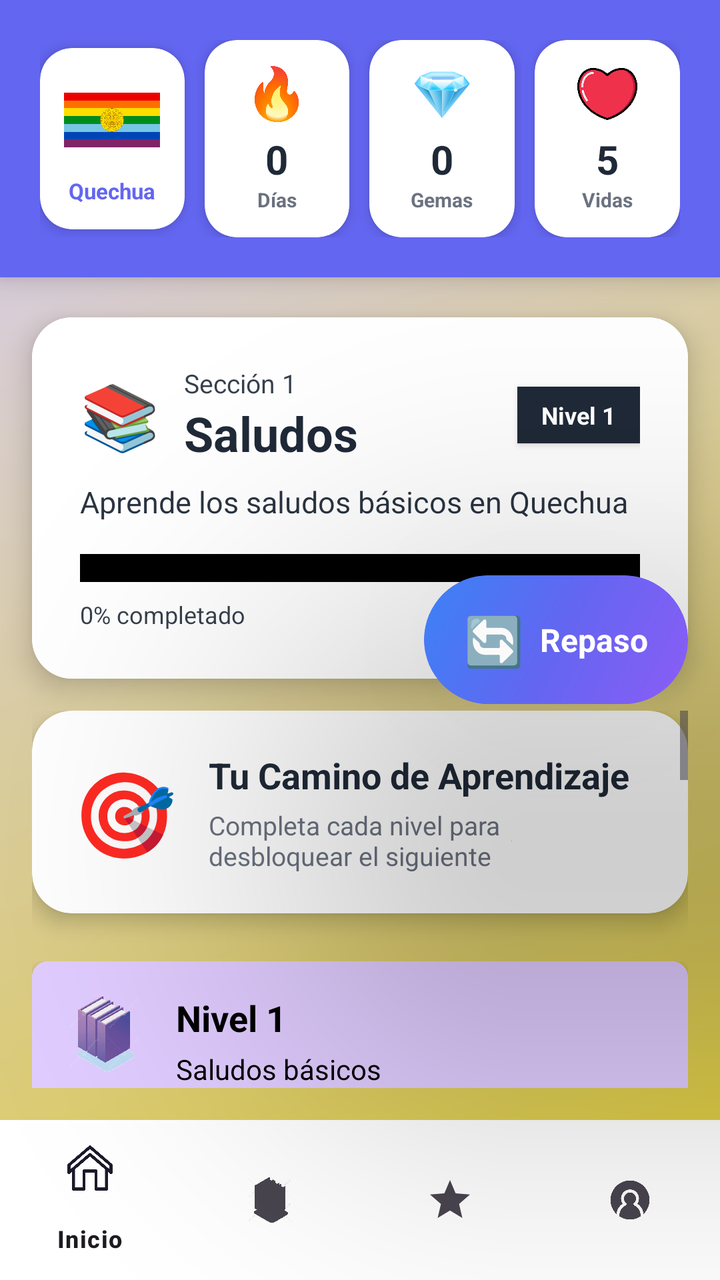
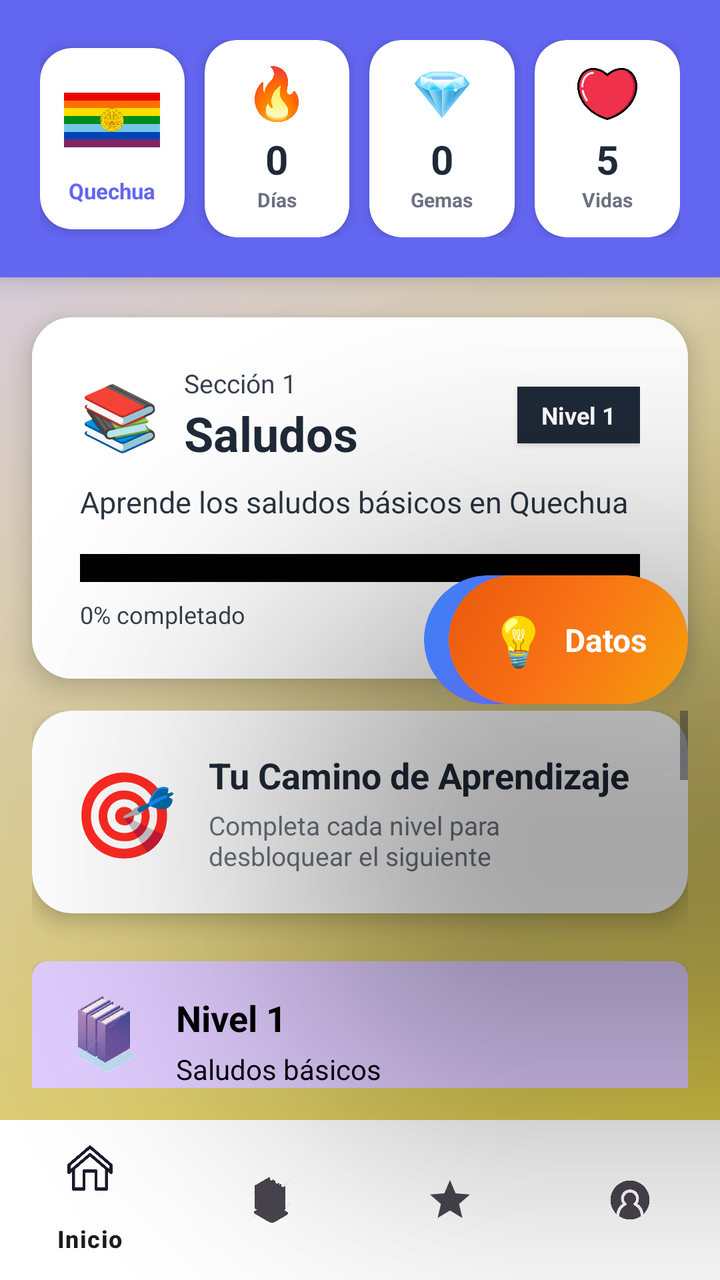

An Android layout rendered at two revisions. The XML below is the earlier revision; the diff shows what the commit changed to produce the second picture.
<!-- AndroidManifest.xml: application theme Theme.PAQU -->
<!-- res/layout/activity_home.xml -->
<?xml version="1.0" encoding="utf-8"?>
<RelativeLayout xmlns:android="http://schemas.android.com/apk/res/android"
    xmlns:app="http://schemas.android.com/apk/res-auto"
    android:layout_width="match_parent"
    android:layout_height="match_parent"
    android:background="@drawable/bg_gradient_main">

  
  <androidx.cardview.widget.CardView
      android:id="@+id/headerCard"
      android:layout_width="match_parent"
      android:layout_height="wrap_content"
      android:layout_alignParentTop="true"
      app:cardCornerRadius="0dp"
      app:cardElevation="8dp"
      app:cardBackgroundColor="#FFFFFF">

    <LinearLayout
        android:id="@+id/header"
        android:layout_width="match_parent"
        android:layout_height="wrap_content"
        android:background="#6366F1"
        android:orientation="horizontal"
        android:padding="20dp"
        android:gravity="center_vertical">

      
      <androidx.cardview.widget.CardView
          android:layout_width="0dp"
          android:layout_height="wrap_content"
          android:layout_weight="1"
          app:cardCornerRadius="16dp"
          app:cardElevation="4dp"
          app:cardBackgroundColor="#FFFFFF">

        <LinearLayout
            android:layout_width="match_parent"
            android:layout_height="wrap_content"
            android:gravity="center"
            android:orientation="vertical"
            android:padding="12dp">

          <ImageView
              android:layout_width="48dp"
              android:layout_height="48dp"
              android:src="@drawable/cuscoicon"
              android:contentDescription="Idioma Quechua" />

          <TextView
              android:layout_width="wrap_content"
              android:layout_height="wrap_content"
              android:text="Quechua"
              android:textColor="#6366F1"
              android:textSize="11sp"
              android:textStyle="bold"
              android:layout_marginTop="4dp" />
        </LinearLayout>
      </androidx.cardview.widget.CardView>

      
      <androidx.cardview.widget.CardView
          android:layout_width="0dp"
          android:layout_height="wrap_content"
          android:layout_weight="1"
          android:layout_marginStart="10dp"
          app:cardCornerRadius="16dp"
          app:cardElevation="4dp"
          app:cardBackgroundColor="#FFFFFF">

        <LinearLayout
            android:layout_width="match_parent"
            android:layout_height="wrap_content"
            android:gravity="center"
            android:orientation="vertical"
            android:padding="12dp">

          <ImageView
              android:layout_width="30dp"
              android:layout_height="30dp"
              android:src="@drawable/fuegoicono"
              android:contentDescription="Racha" />

          <TextView
              android:id="@+id/streakDays"
              android:layout_width="wrap_content"
              android:layout_height="wrap_content"
              android:text="0"
              android:textColor="#1F2937"
              android:textSize="20sp"
              android:textStyle="bold"
              android:layout_marginTop="4dp" />

          <TextView
              android:layout_width="wrap_content"
              android:layout_height="wrap_content"
              android:text="Días"
              android:textColor="#6B7280"
              android:textSize="10sp"
              android:textStyle="bold" />
        </LinearLayout>
      </androidx.cardview.widget.CardView>

      
      <androidx.cardview.widget.CardView
          android:layout_width="0dp"
          android:layout_height="wrap_content"
          android:layout_weight="1"
          android:layout_marginStart="10dp"
          app:cardCornerRadius="16dp"
          app:cardElevation="4dp"
          app:cardBackgroundColor="#FFFFFF">

        <LinearLayout
            android:layout_width="match_parent"
            android:layout_height="wrap_content"
            android:gravity="center"
            android:orientation="vertical"
            android:padding="12dp">

          <ImageView
              android:layout_width="30dp"
              android:layout_height="30dp"
              android:src="@drawable/diamanteicon"
              android:contentDescription="Diamantes" />

          <TextView
              android:id="@+id/diamondsCount"
              android:layout_width="wrap_content"
              android:layout_height="wrap_content"
              android:text="0"
              android:textColor="#1F2937"
              android:textSize="20sp"
              android:textStyle="bold"
              android:layout_marginTop="4dp" />

          <TextView
              android:layout_width="wrap_content"
              android:layout_height="wrap_content"
              android:text="Gemas"
              android:textColor="#6B7280"
              android:textSize="10sp"
              android:textStyle="bold" />
        </LinearLayout>
      </androidx.cardview.widget.CardView>

      
      <androidx.cardview.widget.CardView
          android:layout_width="0dp"
          android:layout_height="wrap_content"
          android:layout_weight="1"
          android:layout_marginStart="10dp"
          app:cardCornerRadius="16dp"
          app:cardElevation="4dp"
          app:cardBackgroundColor="#FFFFFF">

        <LinearLayout
            android:layout_width="match_parent"
            android:layout_height="wrap_content"
            android:gravity="center"
            android:orientation="vertical"
            android:padding="12dp">

          <ImageView
              android:layout_width="30dp"
              android:layout_height="30dp"
              android:src="@drawable/corazonicon"
              android:contentDescription="Vidas" />

          <TextView
              android:id="@+id/livesCount"
              android:layout_width="wrap_content"
              android:layout_height="wrap_content"
              android:text="5"
              android:textColor="#1F2937"
              android:textSize="20sp"
              android:textStyle="bold"
              android:layout_marginTop="4dp" />

          <TextView
              android:layout_width="wrap_content"
              android:layout_height="wrap_content"
              android:text="Vidas"
              android:textColor="#6B7280"
              android:textSize="10sp"
              android:textStyle="bold" />
        </LinearLayout>
      </androidx.cardview.widget.CardView>
    </LinearLayout>
  </androidx.cardview.widget.CardView>

  
  <androidx.cardview.widget.CardView
      android:id="@+id/stickySection"
      android:layout_width="match_parent"
      android:layout_height="wrap_content"
      android:layout_below="@id/headerCard"
      android:layout_marginStart="16dp"
      android:layout_marginEnd="16dp"
      android:layout_marginTop="20dp"
      android:layout_marginBottom="16dp"
      app:cardCornerRadius="20dp"
      app:cardElevation="8dp"
      app:cardBackgroundColor="#FFFFFF">

    <LinearLayout
        android:id="@+id/sectionContent"
        android:layout_width="match_parent"
        android:layout_height="wrap_content"
        android:background="#FFFFFF"
        android:orientation="vertical"
        android:padding="24dp">

      <LinearLayout
          android:layout_width="match_parent"
          android:layout_height="wrap_content"
          android:orientation="horizontal"
          android:gravity="center_vertical"
          android:layout_marginBottom="8dp">

        <TextView
            android:layout_width="wrap_content"
            android:layout_height="wrap_content"
            android:text="📚"
            android:textSize="32sp"
            android:layout_marginEnd="12dp" />

        <LinearLayout
            android:layout_width="0dp"
            android:layout_height="wrap_content"
            android:layout_weight="1"
            android:orientation="vertical">

          <TextView
              android:layout_width="wrap_content"
              android:layout_height="wrap_content"
              android:text="Sección 1"
              android:textColor="#1F2937"
              android:textSize="13sp"
              android:alpha="0.9" />

          <TextView
              android:layout_width="wrap_content"
              android:layout_height="wrap_content"
              android:text="Saludos"
              android:textColor="#1F2937"
              android:textSize="24sp"
              android:textStyle="bold" />
        </LinearLayout>

        <TextView
            android:layout_width="wrap_content"
            android:layout_height="wrap_content"
            android:text="Nivel 1"
            android:textColor="#FFFFFF"
            android:textSize="12sp"
            android:textStyle="bold"
            android:background="#1F2937"
            android:paddingHorizontal="12dp"
            android:paddingVertical="6dp"
            android:elevation="2dp" />
      </LinearLayout>

      <TextView
          android:layout_width="match_parent"
          android:layout_height="wrap_content"
          android:text="Aprende los saludos básicos en Quechua"
          android:textColor="#1F2937"
          android:textSize="15sp"
          android:alpha="0.95"
          android:layout_marginBottom="16dp" />

      <ProgressBar
          android:id="@+id/sectionProgressBar"
          style="?android:attr/progressBarStyleHorizontal"
          android:layout_width="match_parent"
          android:layout_height="14dp"
          android:progress="0"
          android:progressDrawable="@color/black" />

      <TextView
          android:layout_width="wrap_content"
          android:layout_height="wrap_content"
          android:text="0% completado"
          android:textColor="#1F2937"
          android:textSize="12sp"
          android:layout_marginTop="8dp"
          android:alpha="0.9" />
    </LinearLayout>
  </androidx.cardview.widget.CardView>

  
  <ScrollView
      android:id="@+id/mainScrollView"
      android:layout_width="match_parent"
      android:layout_height="match_parent"
      android:layout_above="@+id/bottomNavigation"
      android:layout_below="@id/stickySection"
      android:fillViewport="true"
      android:paddingStart="16dp"
      android:paddingEnd="16dp"
      android:paddingBottom="16dp">

    <LinearLayout
        android:layout_width="match_parent"
        android:layout_height="wrap_content"
        android:orientation="vertical">

      
      <androidx.cardview.widget.CardView
          android:layout_width="match_parent"
          android:layout_height="wrap_content"
          app:cardCornerRadius="20dp"
          app:cardElevation="6dp"
          app:cardBackgroundColor="#FFFFFF"
          android:layout_marginBottom="24dp">

        <LinearLayout
            android:layout_width="match_parent"
            android:layout_height="wrap_content"
            android:orientation="horizontal"
            android:padding="20dp"
            android:gravity="center_vertical">

          <TextView
              android:layout_width="wrap_content"
              android:layout_height="wrap_content"
              android:text="🎯"
              android:textSize="42sp"
              android:layout_marginEnd="16dp" />

          <LinearLayout
              android:layout_width="0dp"
              android:layout_height="wrap_content"
              android:layout_weight="1"
              android:orientation="vertical">

            <TextView
                android:layout_width="wrap_content"
                android:layout_height="wrap_content"
                android:text="Tu Camino de Aprendizaje"
                android:textColor="#1F2937"
                android:textSize="18sp"
                android:textStyle="bold" />

            <TextView
                android:layout_width="wrap_content"
                android:layout_height="wrap_content"
                android:text="Completa cada nivel para desbloquear el siguiente"
                android:textColor="#6B7280"
                android:textSize="13sp"
                android:layout_marginTop="4dp" />
          </LinearLayout>
        </LinearLayout>
      </androidx.cardview.widget.CardView>

      
      <LinearLayout
          android:layout_width="match_parent"
          android:layout_height="wrap_content"
          android:orientation="vertical">

        
        <include
            android:id="@+id/level1Card"
            layout="@layout/item_level" />

        
        <include
            android:id="@+id/level2Card"
            layout="@layout/item_level" />

        
        <include
            android:id="@+id/level3Card"
            layout="@layout/item_level" />

        
        <include
            android:id="@+id/level4Card"
            layout="@layout/item_level" />

        
        <include
            android:id="@+id/level5Card"
            layout="@layout/item_level" />

        
        <include
            android:id="@+id/level6Card"
            layout="@layout/item_level" />
      </LinearLayout>

      
      <androidx.cardview.widget.CardView
          android:layout_width="match_parent"
          android:layout_height="wrap_content"
          app:cardCornerRadius="20dp"
          app:cardElevation="6dp"
          app:cardBackgroundColor="#ECFDF5"
          android:layout_marginTop="24dp"
          android:layout_marginBottom="16dp">

        <LinearLayout
            android:layout_width="match_parent"
            android:layout_height="wrap_content"
            android:orientation="horizontal"
            android:padding="20dp"
            android:gravity="center_vertical">

          <TextView
              android:layout_width="wrap_content"
              android:layout_height="wrap_content"
              android:text="💪"
              android:textSize="38sp"
              android:layout_marginEnd="12dp" />

          <TextView
              android:layout_width="0dp"
              android:layout_height="wrap_content"
              android:layout_weight="1"
              android:text="¡Sigue practicando todos los días para mantener tu racha!"
              android:textColor="#065F46"
              android:textSize="14sp"
              android:textStyle="bold" />
        </LinearLayout>
      </androidx.cardview.widget.CardView>
    </LinearLayout>
  </ScrollView>

  
  <com.google.android.material.bottomnavigation.BottomNavigationView
      android:id="@+id/bottomNavigation"
      android:layout_width="match_parent"
      android:layout_height="wrap_content"
      android:layout_alignParentBottom="true"
      android:background="@color/white"
      android:elevation="8dp"
      app:menu="@menu/bottom_nav_menu" />

  
  <androidx.cardview.widget.CardView
      android:id="@+id/draggableBubble"
      android:layout_width="wrap_content"
      android:layout_height="wrap_content"
      android:layout_alignParentEnd="true"
      android:layout_centerVertical="true"
      android:layout_marginEnd="16dp"
      app:cardCornerRadius="50dp"
      app:cardElevation="16dp"
      android:elevation="100dp"
      android:translationZ="100dp"
      app:cardBackgroundColor="#6366F1">

    <LinearLayout
        android:layout_width="wrap_content"
        android:layout_height="wrap_content"
        android:orientation="horizontal"
        android:gravity="center_vertical"
        android:background="@drawable/bubble_gradient_bg"
        android:paddingStart="20dp"
        android:paddingEnd="20dp"
        android:paddingTop="16dp"
        android:paddingBottom="16dp">

      <TextView
          android:layout_width="wrap_content"
          android:layout_height="wrap_content"
          android:text="🔄"
          android:textSize="24sp"
          android:layout_marginEnd="8dp" />

      <TextView
          android:layout_width="wrap_content"
          android:layout_height="wrap_content"
          android:text="Repaso"
          android:textColor="#FFFFFF"
          android:textSize="16sp"
          android:textStyle="bold" />
    </LinearLayout>
  </androidx.cardview.widget.CardView>

</RelativeLayout>
<!-- res/layout/item_level.xml (included above) -->
<?xml version="1.0" encoding="utf-8"?>
<androidx.cardview.widget.CardView xmlns:android="http://schemas.android.com/apk/res/android"
    xmlns:app="http://schemas.android.com/apk/res-auto"
    android:id="@+id/levelCard"

    android:layout_width="match_parent"
    android:layout_height="wrap_content"
    android:layout_marginBottom="16dp"
    app:cardCornerRadius="8dp"
    app:cardElevation="4dp">

    <LinearLayout
        android:layout_width="397dp"
        android:layout_height="wrap_content"
        android:background="@drawable/progress_bar_lila"
        android:orientation="horizontal"
        android:padding="16dp">

        <ImageView
            android:layout_width="40dp"
            android:layout_height="40dp"
            android:src="@drawable/diccionarioicon" />

        <LinearLayout
            android:layout_width="match_parent"
            android:layout_height="wrap_content"
            android:layout_marginStart="16dp"
            android:orientation="vertical">

            <TextView
                android:id="@+id/levelTitle"
                android:layout_width="match_parent"
                android:layout_height="wrap_content"
                android:text="Nivel 1"
                android:textColor="@color/black"
                android:textSize="18sp"
                android:textStyle="bold" />

            <TextView
                android:id="@+id/levelDescription"
                android:layout_width="match_parent"
                android:layout_height="wrap_content"
                android:layout_marginTop="4dp"
                android:text="Saludos básicos"
                android:textColor="@color/black"
                android:textSize="14sp" />

            <ProgressBar
                android:id="@+id/levelProgress"
                style="?android:attr/progressBarStyleHorizontal"
                android:layout_width="match_parent"
                android:layout_height="8dp"
                android:layout_marginTop="8dp"
                android:progress="30"
                android:progressDrawable="@drawable/simbolox" />
            <ImageView
                android:id="@+id/levelStatusIcon"
                android:layout_width="24dp"
                android:layout_height="24dp"
                android:layout_marginTop="8dp"
                android:contentDescription="Estado del nivel"
                android:src="@drawable/ic_cross" />

        </LinearLayout>



    </LinearLayout>
</androidx.cardview.widget.CardView>
<!-- resources referenced by this layout -->
<resources>
  <color name="black">#FF000000</color>
  <color name="white">#FFFFFFFF</color>
  <!-- drawable bg_gradient_main (drawable) -->
  <?xml version="1.0" encoding="utf-8"?>
  <shape xmlns:android="http://schemas.android.com/apk/res/android">
      <gradient
          android:startColor="@color/morado"
          android:endColor="@color/moradit"
          android:angle="135" />
  </shape>
  <!-- drawable bubble_gradient_bg (drawable) -->
  <?xml version="1.0" encoding="utf-8"?>
  <shape xmlns:android="http://schemas.android.com/apk/res/android"
      android:shape="rectangle">
  
      <gradient
          android:angle="135"
          android:startColor="#8B5CF6"
          android:centerColor="#6366F1"
          android:endColor="#3B82F6"
          android:type="linear" />
  
      <corners android:radius="50dp" />
  
  </shape>
  <!-- drawable corazonicon: png bitmap (drawable, 26331 bytes) -->
  <!-- drawable cuscoicon: png bitmap (drawable, 93133 bytes) -->
  <!-- drawable diamanteicon: png bitmap (drawable, 7046 bytes) -->
  <!-- drawable diccionarioicon: png bitmap (drawable, 684617 bytes) -->
  <!-- drawable fuegoicono: png bitmap (drawable, 34989 bytes) -->
  <!-- drawable ic_cross: png bitmap (drawable, 16291 bytes) -->
  <!-- drawable progress_bar_lila (drawable) -->
  <?xml version="1.0" encoding="utf-8"?>
  <layer-list xmlns:android="http://schemas.android.com/apk/res/android">
      
      <item android:id="@android:id/background">
          <shape>
              <corners android:radius="6dp" />
              <solid android:color="#E0CCFF" /> 
          </shape>
      </item>
  
      
      <item android:id="@android:id/progress">
          <clip>
              <shape>
                  <corners android:radius="6dp" />
                  <solid android:color="#A259FF" /> 
              </shape>
          </clip>
      </item>
  </layer-list>
  <!-- drawable simbolox: png bitmap (drawable, 4416 bytes) -->
  <style name="Theme.PAQU" parent="Base.Theme.PAQU" />
  <color name="morado">#DECC32</color>
  <color name="moradit">#D7CDFB</color>
  <style name="Base.Theme.PAQU" parent="Theme.Material3.DayNight.NoActionBar">
          
          
      </style>
</resources>

<!-- the commit's change to res/layout/activity_home.xml (unified diff, before → after) -->
@@ -438,6 +438,8 @@
       app:menu="@menu/bottom_nav_menu" />
 
   
+
+  
   <androidx.cardview.widget.CardView
       android:id="@+id/draggableBubble"
       android:layout_width="wrap_content"
@@ -473,6 +475,49 @@
           android:layout_width="wrap_content"
           android:layout_height="wrap_content"
           android:text="Repaso"
+          android:textColor="#FFFFFF"
+          android:textSize="16sp"
+          android:textStyle="bold" />
+    </LinearLayout>
+  </androidx.cardview.widget.CardView>
+
+  
+  <androidx.cardview.widget.CardView
+      android:id="@+id/curiositiesBubble"
+      android:layout_width="wrap_content"
+      android:layout_height="wrap_content"
+      android:layout_alignParentEnd="true"
+      android:layout_centerVertical="true"
+      android:layout_marginEnd="16dp"
+      android:layout_marginTop="90dp"
+      app:cardCornerRadius="50dp"
+      app:cardElevation="16dp"
+      android:elevation="100dp"
+      android:translationZ="100dp"
+      app:cardBackgroundColor="#F59E0B">
+
+    <LinearLayout
+        android:layout_width="wrap_content"
+        android:layout_height="wrap_content"
+        android:orientation="horizontal"
+        android:gravity="center_vertical"
+        android:background="@drawable/bubble_curiosities_bg"
+        android:paddingStart="20dp"
+        android:paddingEnd="20dp"
+        android:paddingTop="16dp"
+        android:paddingBottom="16dp">
+
+      <TextView
+          android:layout_width="wrap_content"
+          android:layout_height="wrap_content"
+          android:text="💡"
+          android:textSize="24sp"
+          android:layout_marginEnd="8dp" />
+
+      <TextView
+          android:layout_width="wrap_content"
+          android:layout_height="wrap_content"
+          android:text="Datos"
           android:textColor="#FFFFFF"
           android:textSize="16sp"
           android:textStyle="bold" />
<!-- resource entries referenced after the edit -->
@@ -9,6 +9,17 @@
           android:startColor="@color/morado"
           android:endColor="@color/moradit"
           android:angle="135" />
+  </shape>
+  <!-- drawable bubble_curiosities_bg (drawable) -->
+  <?xml version="1.0" encoding="utf-8"?>
+  <shape xmlns:android="http://schemas.android.com/apk/res/android">
+      <gradient
+          android:angle="135"
+          android:startColor="#F59E0B"
+          android:centerColor="#F97316"
+          android:endColor="#EA580C"
+          android:type="linear" />
+      <corners android:radius="50dp" />
   </shape>
   <!-- drawable bubble_gradient_bg (drawable) -->
   <?xml version="1.0" encoding="utf-8"?>
